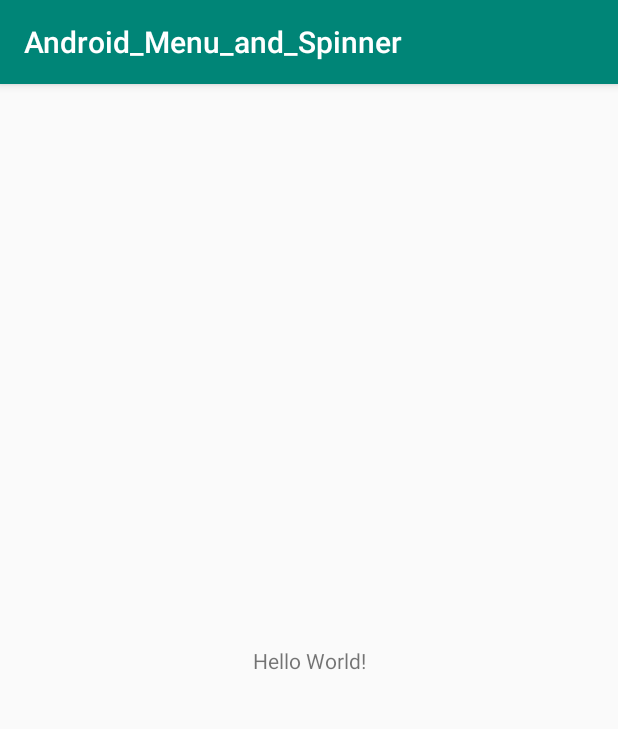
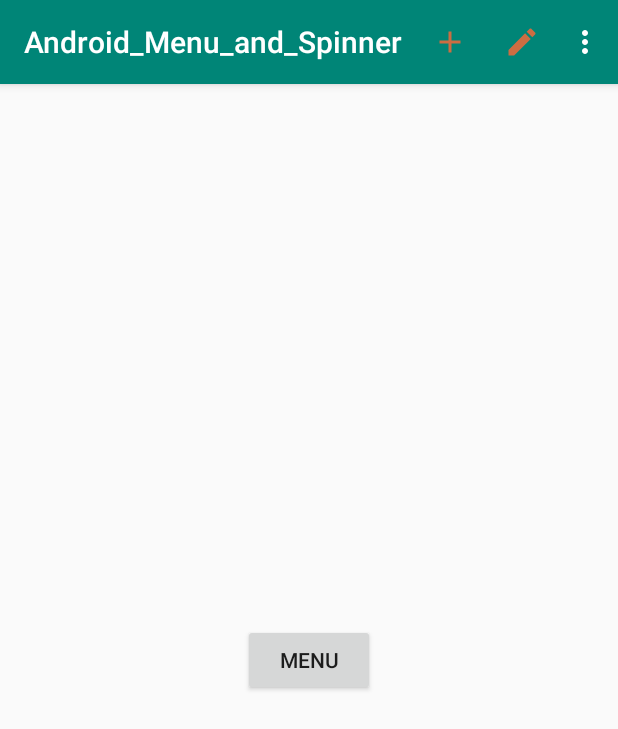
Before and after one commit to KaranKumar1811/Android_Menu_and_Spinner, an Android app: the screen it shows after launch (MainActivity), on a phone screen of 412 x 824 dp. Shown: the top 729 px of the screen. Run offline under Robolectric (Android 15) with nearby library versions, the phone set to English and light mode, and no system bars.

Commit message:
OnContextMenu

```diff
--- /dev/null
+++ b/app/src/main/res/drawable-anydpi/ic_action_add.xml
@@ -0,0 +1,11 @@
+<vector xmlns:android="http://schemas.android.com/apk/res/android"
+    android:width="24dp"
+    android:height="24dp"
+    android:viewportWidth="24"
+    android:viewportHeight="24"
+    android:tint="#FF6635"
+    android:alpha="0.8">
+    <path
+        android:fillColor="#FF000000"
+        android:pathData="M19,13h-6v6h-2v-6H5v-2h6V5h2v6h6v2z"/>
+</vector>
--- /dev/null
+++ b/app/src/main/res/drawable-anydpi/ic_action_delete.xml
@@ -0,0 +1,11 @@
+<vector xmlns:android="http://schemas.android.com/apk/res/android"
+    android:width="24dp"
+    android:height="24dp"
+    android:viewportWidth="24"
+    android:viewportHeight="24"
+    android:tint="#FF6635"
+    android:alpha="0.8">
+    <path
+        android:fillColor="#FF000000"
+        android:pathData="M6,19c0,1.1 0.9,2 2,2h8c1.1,0 2,-0.9 2,-2V7H6v12zM19,4h-3.5l-1,-1h-5l-1,1H5v2h14V4z"/>
+</vector>
--- /dev/null
+++ b/app/src/main/res/drawable-anydpi/ic_action_edit.xml
@@ -0,0 +1,11 @@
+<vector xmlns:android="http://schemas.android.com/apk/res/android"
+    android:width="24dp"
+    android:height="24dp"
+    android:viewportWidth="24"
+    android:viewportHeight="24"
+    android:tint="#FF6635"
+    android:alpha="0.8">
+    <path
+        android:fillColor="#FF000000"
+        android:pathData="M3,17.25V21h3.75L17.81,9.94l-3.75,-3.75L3,17.25zM20.71,7.04c0.39,-0.39 0.39,-1.02 0,-1.41l-2.34,-2.34c-0.39,-0.39 -1.02,-0.39 -1.41,0l-1.83,1.83 3.75,3.75 1.83,-1.83z"/>
+</vector>
--- a/app/src/main/res/layout/activity_main.xml
+++ b/app/src/main/res/layout/activity_main.xml
@@ -6,13 +6,15 @@
     android:layout_height="match_parent"
     tools:context=".MainActivity">
 
-    <TextView
+    <Button
+        android:id="@+id/button_menu"
         android:layout_width="wrap_content"
         android:layout_height="wrap_content"
-        android:text="Hello World!"
+        android:text="Menu"
         app:layout_constraintBottom_toBottomOf="parent"
-        app:layout_constraintLeft_toLeftOf="parent"
-        app:layout_constraintRight_toRightOf="parent"
-        app:layout_constraintTop_toTopOf="parent" />
+        app:layout_constraintEnd_toEndOf="parent"
+        app:layout_constraintStart_toStartOf="parent"
+        app:layout_constraintTop_toTopOf="parent"
+        tools:text="Menu" />
 
 </androidx.constraintlayout.widget.ConstraintLayout>
--- a/app/src/main/res/menu/menu_main.xml
+++ b/app/src/main/res/menu/menu_main.xml
@@ -4,8 +4,27 @@
 
     <item
         android:id="@+id/action_add"
-        android:title="Add" />
+        android:icon="@drawable/ic_action_add"
+        android:title="Add"
+        app:showAsAction="always" />
     <item
         android:id="@+id/action_edit"
-        android:title="Edit" />
+        android:icon="@drawable/ic_action_edit"
+        android:title="Edit"
+        app:showAsAction="ifRoom" />
+    <item
+        android:id="@+id/action_delete"
+        android:title="Delete"
+        android:icon="@drawable/ic_action_delete">
+
+        <menu>
+            <item android:title="Delete EveryThing"
+                android:id="@+id/action_de"/>
+            <item android:title="Delete Single Item"
+                android:id="@+id/ds"/>
+
+        </menu>
+    </item>
+
+
 </menu>
```
Also changed, not shown: app/src/main/java/com/example/android_menu_and_spinner/MainActivity.java (+75 -1 lines), app/src/main/res/drawable-hdpi/ic_action_add.png (added), app/src/main/res/drawable-hdpi/ic_action_delete.png (added), app/src/main/res/drawable-hdpi/ic_action_edit.png (added), app/src/main/res/drawable-mdpi/ic_action_add.png (added), app/src/main/res/drawable-mdpi/ic_action_delete.png (added), app/src/main/res/drawable-mdpi/ic_action_edit.png (added), app/src/main/res/drawable-xhdpi/ic_action_add.png (added), app/src/main/res/drawable-xhdpi/ic_action_delete.png (added), app/src/main/res/drawable-xhdpi/ic_action_edit.png (added), app/src/main/res/drawable-xxhdpi/ic_action_add.png (added), app/src/main/res/drawable-xxhdpi/ic_action_delete.png (added), app/src/main/res/drawable-xxhdpi/ic_action_edit.png (added).
